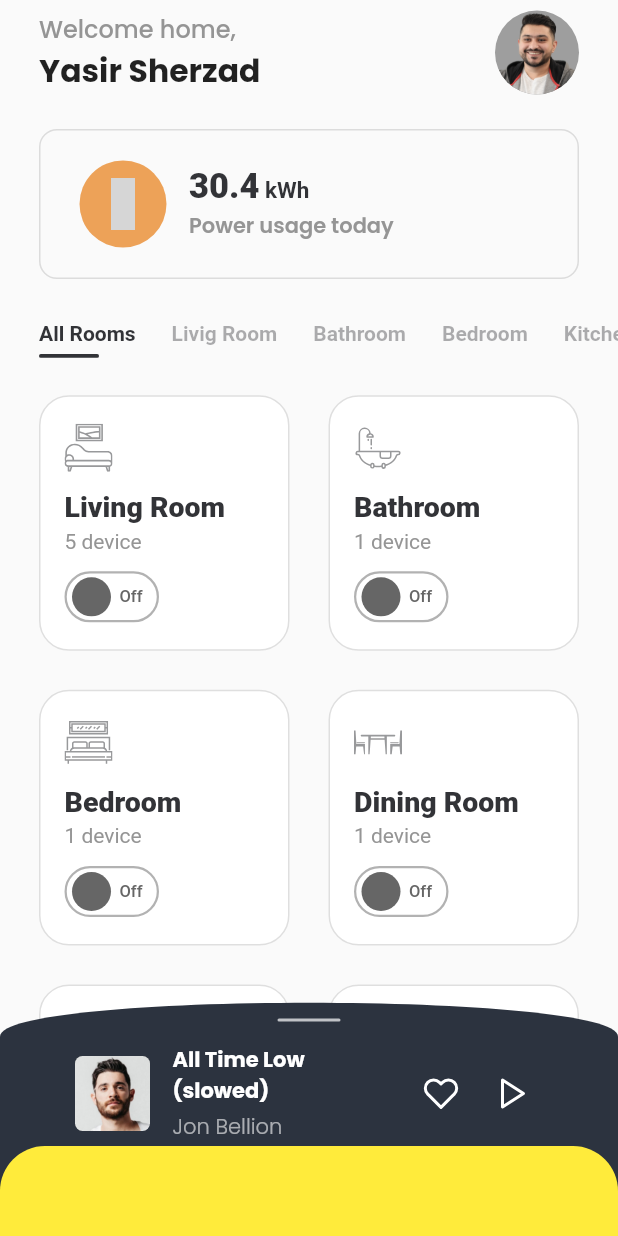
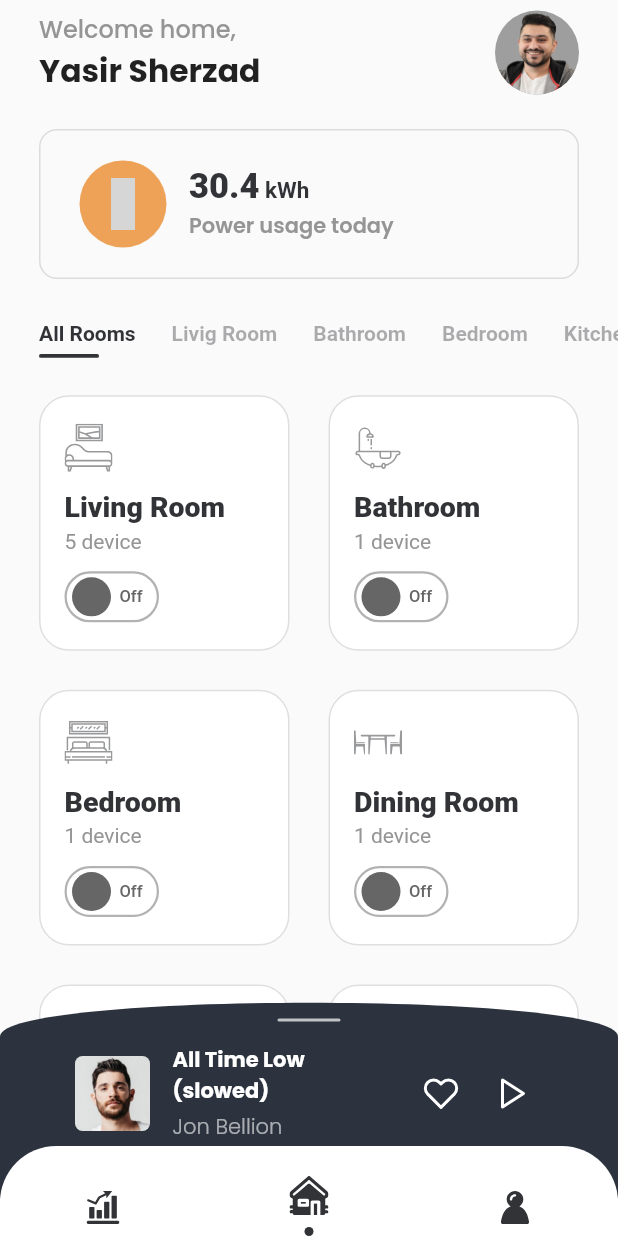
Before and after one commit to ys-sherzad/MetaHome, a Flutter app: the screen it shows after launch, on a phone screen of 412 x 824 dp. Run offline on Flutter 3.47's test engine with Material 2 defaults, Android fonts, the phone set to English and light mode, and no system bars; our stand-ins replace flutter_hooks, flutter_svg, flutter_vector_icons; grey boxes are pictures that could not be loaded.

Commit message:
finalize Bottom tabs design and interactivity

```diff
--- a/lib/widgets/home/bottom_tabs.dart
+++ b/lib/widgets/home/bottom_tabs.dart
@@ -1,23 +1,98 @@
 import 'package:flutter/material.dart';
 import 'package:flutter_hooks/flutter_hooks.dart';
+import 'package:flutter_svg/svg.dart';
 import 'package:meta_home/utils.dart';
+
+const _duration = Duration(milliseconds: 300);
+const _curve = Curves.easeInOut;
+
+const iconPath = {
+  '1': 'assets/images/statistics.svg',
+  '2': 'assets/images/home.svg',
+  '3': 'assets/images/user.svg',
+};
+
+class Tab {
+  final String id;
+  final String name;
+
+  const Tab({
+    required this.id,
+    required this.name,
+  });
+}
+
+List<Tab> tabs = [
+  Tab(id: '1', name: 'Statistics'),
+  Tab(
+    id: '2',
+    name: 'Home',
+  ),
+  Tab(
+    id: '3',
+    name: 'Profile',
+  ),
+];
 
 class BottomTabs extends HookWidget {
   const BottomTabs({Key? key}) : super(key: key);
 
   @override
   Widget build(BuildContext context) {
+    var selectedTabId = useState('2');
+
     return Container(
       width: double.infinity,
       height: BOTTOM_TAB_HEIGHT,
       decoration: BoxDecoration(
-        color: Colors.yellow,
+        color: Colors.white,
         borderRadius: BorderRadius.only(
-          topLeft: Radius.circular(BOTTOM_TAB_HEIGHT / 2),
-          topRight: Radius.circular(BOTTOM_TAB_HEIGHT / 2),
+          topLeft: Radius.circular(BOTTOM_TAB_HEIGHT / 1.6),
+          topRight: Radius.circular(BOTTOM_TAB_HEIGHT / 1.6),
         ),
       ),
-      child: null,
+      child: Row(
+        mainAxisAlignment: MainAxisAlignment.spaceAround,
+        children: [
+          for (final tab in tabs)
+            Expanded(
+              flex: 1,
+              child: InkWell(
+                onTap: () => selectedTabId.value = tab.id,
+                child: Column(
+                  mainAxisAlignment: MainAxisAlignment.end,
+                  children: [
+                    AnimatedContainer(
+                      duration: _duration,
+                      curve: _curve,
+                      height: tab.id == selectedTabId.value ? 26 : 22,
+                      width: tab.id == selectedTabId.value ? 26 : 22,
+                      child: SvgPicture.asset(
+                        iconPath[tab.id] as String,
+                        semanticsLabel: tab.name,
+                        height: double.infinity,
+                        width: double.infinity,
+                        fit: BoxFit.contain,
+                        color: ColorLib.primary,
+                      ),
+                    ),
+                    SizedBox(height: 8),
+                    AnimatedContainer(
+                      duration: _duration,
+                      curve: _curve,
+                      width: tab.id == selectedTabId.value ? 6 : 0,
+                      height: tab.id == selectedTabId.value ? 6 : 0,
+                      decoration: BoxDecoration(
+                        color: ColorLib.primary,
+                        shape: BoxShape.circle,
+                      ),
+                    )
+                  ],
+                ),
+              ),
+            )
+        ],
+      ),
     );
   }
 }
```
